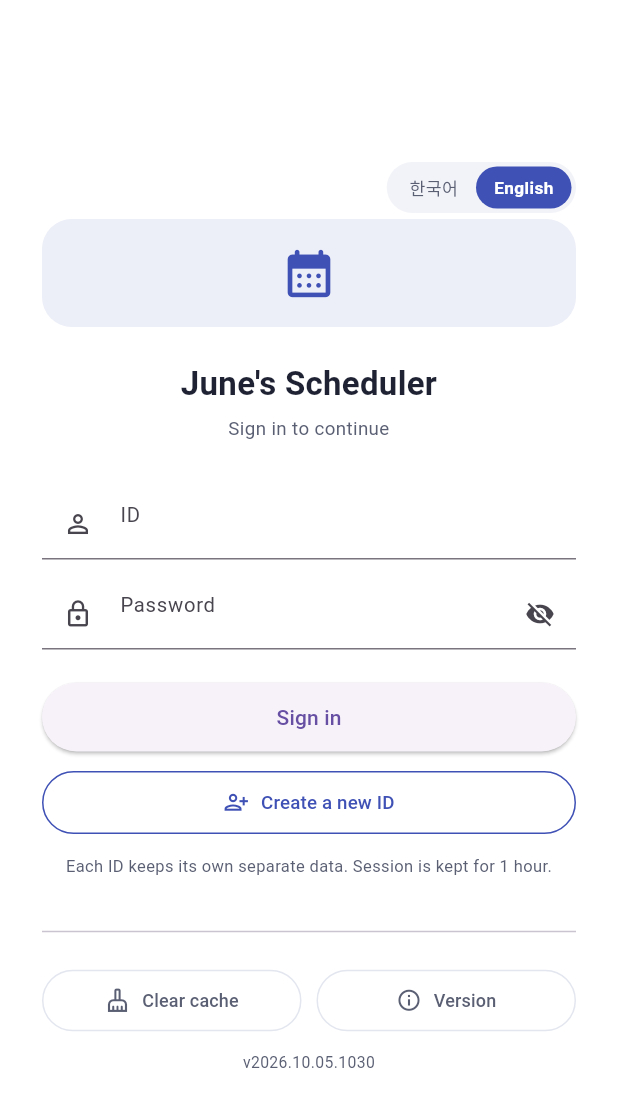
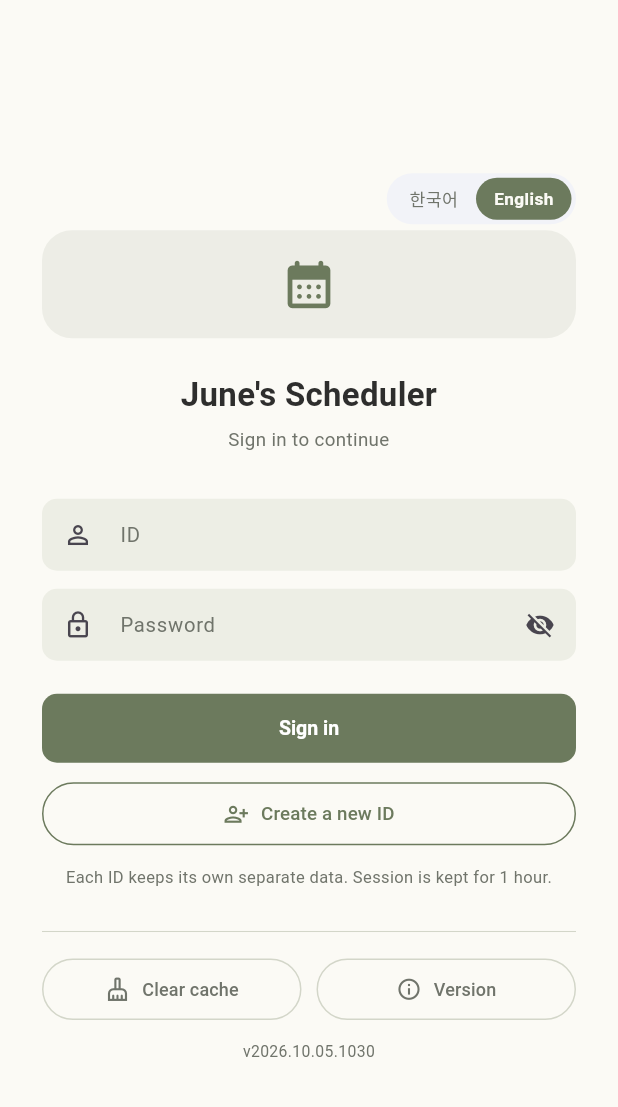
Before and after one commit to june7486/Scheduler, a Flutter app: the screen it shows after launch, after a tap on "English", on a phone screen of 412 x 824 dp. Shown: the top 1107 px of the screen. Run offline on Flutter 3.47's test engine with Material 3 defaults, Android fonts, the phone set to English and light mode, and no system bars; our stand-ins replace hive_flutter, pdf, printing, share_plus, shared_preferences; accounts and stored records are empty.

Commit message:
genspark auto-backup

```diff
--- a/lib/l10n/l10n.dart
+++ b/lib/l10n/l10n.dart
@@ -531,7 +531,8 @@
 /// Built-in categories (known ids) follow the active language; user-created
 /// categories keep their custom label.
 String catName(String id, String fallback) =>
-    L10n.categoryLabel(id, fallback);
+    (L10n.currentLang == AppLang.ko ? L10n.categoryKo : L10n.categoryEn)[id] ??
+    fallback;
 
 /// Localised label for a [Category] (built-ins follow the active language).
 String catLabel(Category c) => catName(c.id, c.label);
--- a/lib/main.dart
+++ b/lib/main.dart
@@ -40,7 +40,19 @@
                 ? "June's Scheduler"
                 : 'June 스케줄러',
             debugShowCheckedModeBanner: false,
-            theme: AppTheme.build(),
+            theme: AppTheme.build(Brightness.light),
+            darkTheme: AppTheme.build(Brightness.dark),
+            themeMode: _themeModeFor(s.themeModeKey),
+            // Sync the global palette with the *effective* brightness so
+            // widgets reading `p.…` always match the on-screen theme.
+            builder: (context, child) {
+              setGlobalPalette(
+                Theme.of(context).brightness == Brightness.dark
+                    ? AppPalette.dark
+                    : AppPalette.light,
+              );
+              return child ?? const SizedBox.shrink();
+            },
             home: const _Gate(),
           );
         },
--- a/lib/screens/login_screen.dart
+++ b/lib/screens/login_screen.dart
@@ -170,14 +170,14 @@
                       color: p.indigo.withValues(alpha: 0.10),
                       borderRadius: BorderRadius.circular(20),
                     ),
-                    child: const Icon(Icons.calendar_month_rounded,
+                    child: Icon(Icons.calendar_month_rounded,
                         size: 38, color: p.indigo),
                   ),
                   const SizedBox(height: 22),
                   Text(
                     isKo ? 'June 스케줄러' : "June's Scheduler",
                     textAlign: TextAlign.center,
-                    style: const TextStyle(
+                    style: TextStyle(
                       fontSize: 22,
                       fontWeight: FontWeight.w700,
                       color: p.ink,
@@ -230,7 +230,7 @@
                     child: ElevatedButton(
                       onPressed: _loading ? null : _login,
                       child: _loading
-                          ? const SizedBox(
+                          ? SizedBox(
                               width: 18,
                               height: 18,
                               child: CircularProgressIndicator(
--- a/lib/screens/report_screen.dart
+++ b/lib/screens/report_screen.dart
@@ -150,7 +150,7 @@
                     ),
                     Text(
                       'Line spacing — ${_lineSpacing.toStringAsFixed(1)}',
-                      style: const TextStyle(
+                      style: TextStyle(
                         fontSize: 12,
                         color: p.inkSoft,
                       ),
@@ -165,7 +165,7 @@
                     ),
                     Text(
                       'Font size — ${_fontSize.toStringAsFixed(0)} pt',
-                      style: const TextStyle(
+                      style: TextStyle(
                         fontSize: 12,
                         color: p.inkSoft,
                       ),
@@ -673,7 +673,7 @@
     padding: const EdgeInsets.only(bottom: 8),
     child: Text(
       text,
-      style: const TextStyle(
+      style: TextStyle(
         fontSize: 12,
         fontWeight: FontWeight.w700,
         color: p.ink,
--- a/lib/screens/settings_screen.dart
+++ b/lib/screens/settings_screen.dart
@@ -383,7 +383,7 @@
     padding: const EdgeInsets.fromLTRB(18, 18, 18, 6),
     child: Text(
       text.toUpperCase(),
-      style: const TextStyle(
+      style: TextStyle(
         fontSize: 10.5,
         fontWeight: FontWeight.w800,
         color: p.indigo,
@@ -426,7 +426,7 @@
         subtitle,
         style: TextStyle(fontSize: 11.5, color: p.inkSoft),
       ),
-      trailing: const Icon(
+      trailing: Icon(
         Icons.chevron_right,
         size: 18,
         color: p.inkSoft,
--- a/lib/theme/app_theme.dart
+++ b/lib/theme/app_theme.dart
@@ -2,13 +2,14 @@
 
 /// A resolved colour palette for one brightness (light or dark).
 ///
-/// The design blends Style 1 (Modern Material — indigo/blue, cards, soft
-/// shadows) with Style 3 (Minimal/Muji — whitespace, thin dividers, refined
-/// small typography). Indigo is the accent; the rest stays quiet.
+/// The design follows a serene, natural "paper" aesthetic — a muted sage
+/// canvas, warm cream cards and soft charcoal type (referenced from the
+/// user's notice-poster palette). [indigo] is the primary accent (a quiet
+/// sage-olive); the rest stays deliberately low-key.
 class AppPalette {
-  final Color indigo;
+  final Color indigo; // primary accent (sage olive)
   final Color indigoDark;
-  final Color teal;
+  final Color teal; // secondary accent
   final Color bg;
   final Color card;
   final Color ink;
@@ -37,35 +38,35 @@
   });
 
   static const light = AppPalette(
-    indigo: Color(0xFF3F51B5),
-    indigoDark: Color(0xFF303F9F),
-    teal: Color(0xFF00897B),
-    bg: Color(0xFFF7F8FC),
-    card: Color(0xFFFFFFFF),
-    ink: Color(0xFF1F2233),
-    inkSoft: Color(0xFF5A5F73),
-    line: Color(0xFFE3E6EF),
-    danger: Color(0xFFE53935),
-    soft: Color(0xFFF2F3F8),
-    paper: Color(0xFFFAF9F6),
-    tracker: Color(0xFFEDEFF5),
+    indigo: Color(0xFF6C7A5D), // sage olive
+    indigoDark: Color(0xFF556149),
+    teal: Color(0xFF8D9C7B), // light sage
+    bg: Color(0xFFE4E6DC), // soft sage canvas
+    card: Color(0xFFFBFAF5), // warm cream paper
+    ink: Color(0xFF2E2E2D), // soft charcoal
+    inkSoft: Color(0xFF70746B), // muted olive-gray
+    line: Color(0xFFD3D6C9),
+    danger: Color(0xFFB0513C), // muted terracotta
+    soft: Color(0xFFEDEEE5),
+    paper: Color(0xFFF4F2E9),
+    tracker: Color(0xFFE2E4D8),
     onAccent: Color(0xFFFFFFFF),
   );
 
   static const dark = AppPalette(
-    indigo: Color(0xFF8C9EFF),
-    indigoDark: Color(0xFF5C6BC0),
-    teal: Color(0xFF4DB6AC),
-    bg: Color(0xFF111219),
-    card: Color(0xFF1C1E27),
-    ink: Color(0xFFECEDF5),
-    inkSoft: Color(0xFF9EA3B8),
-    line: Color(0xFF2B2D3A),
-    danger: Color(0xFFEF5350),
-    soft: Color(0xFF262833),
-    paper: Color(0xFF1B1D26),
-    tracker: Color(0xFF2A2C39),
-    onAccent: Color(0xFF0E0F14),
+    indigo: Color(0xFFA7B892), // light sage
+    indigoDark: Color(0xFF80906C),
+    teal: Color(0xFF9DB08A),
+    bg: Color(0xFF171A14),
+    card: Color(0xFF22261E),
+    ink: Color(0xFFECEDE2),
+    inkSoft: Color(0xFFA2A996),
+    line: Color(0xFF373C30),
+    danger: Color(0xFFE08A75),
+    soft: Color(0xFF2C3127),
+    paper: Color(0xFF23271E),
+    tracker: Color(0xFF2B3026),
+    onAccent: Color(0xFF14170F),
   );
 
   /// A soft tint of a category colour that stays visible on the surface.
@@ -77,10 +78,22 @@
 /// app root and the MaterialApp builder. Lets widgets read theme colours via
 /// `p.ink`, `p.card`, … without threading a palette parameter everywhere.
 AppPalette _p = AppPalette.light;
+Brightness _brightness = Brightness.light;
 AppPalette get p => _p;
+Brightness get globalBrightness => _brightness;
 
 /// Updates the global palette (called by the app root on theme changes).
-void setGlobalPalette(AppPalette palette) => _p = palette;
+void setGlobalPalette(AppPalette palette) {
+  _p = palette;
+  _brightness = palette == AppPalette.dark
+      ? Brightness.dark
+      : Brightness.light;
+}
+
+/// Legible foreground for a category colour under the active brightness.
+/// Bright yellows/oranges are darkened in light mode and lightened in dark
+/// mode so category-coloured text stays readable on any background.
+Color ct(Color base) => colorTone(base, _brightness);
 
 /// Returns a legible variant of a category [base] colour for use as a
 /// *foreground* (text / icon). Bright yellows and oranges are darkened in
```
Also changed, not shown: lib/screens/admin_screen.dart (+10 -10 lines), lib/screens/home_screen.dart (+20 -23 lines), lib/screens/print_preview_screen.dart (+13 -10 lines), lib/screens/task_editor_screen.dart (+7 -7 lines), lib/screens/voice_note_screen.dart (+9 -9 lines), lib/widgets/settings_panels.dart (+8 -8 lines), lib/widgets/task_row.dart (+7 -7 lines).
